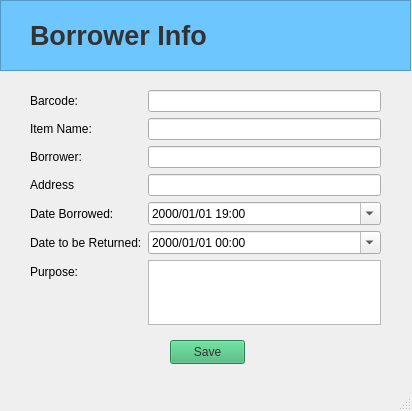
First picture: the form in Ui/borrower_window.ui, repository Youki27/LNHS-Inventory-System, before the edit.
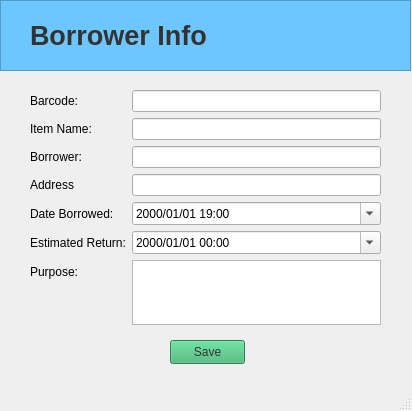
Second picture: the form after the edit.

The edit to the form file:
```diff
--- a/Ui/borrower_window.ui
+++ b/Ui/borrower_window.ui
@@ -137,7 +137,7 @@
      <item row="5" column="0">
       <widget class="QLabel" name="label_7">
        <property name="text">
-        <string>Date to be Returned:</string>
+        <string>Estimated Return:</string>
        </property>
       </widget>
      </item>
```
